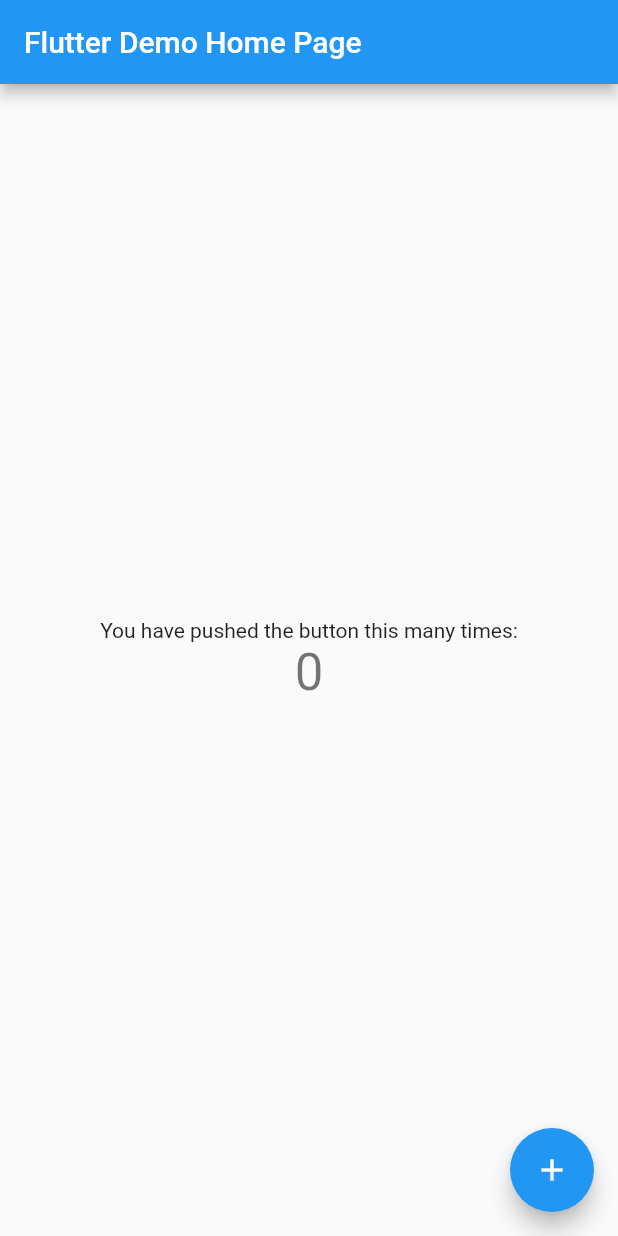
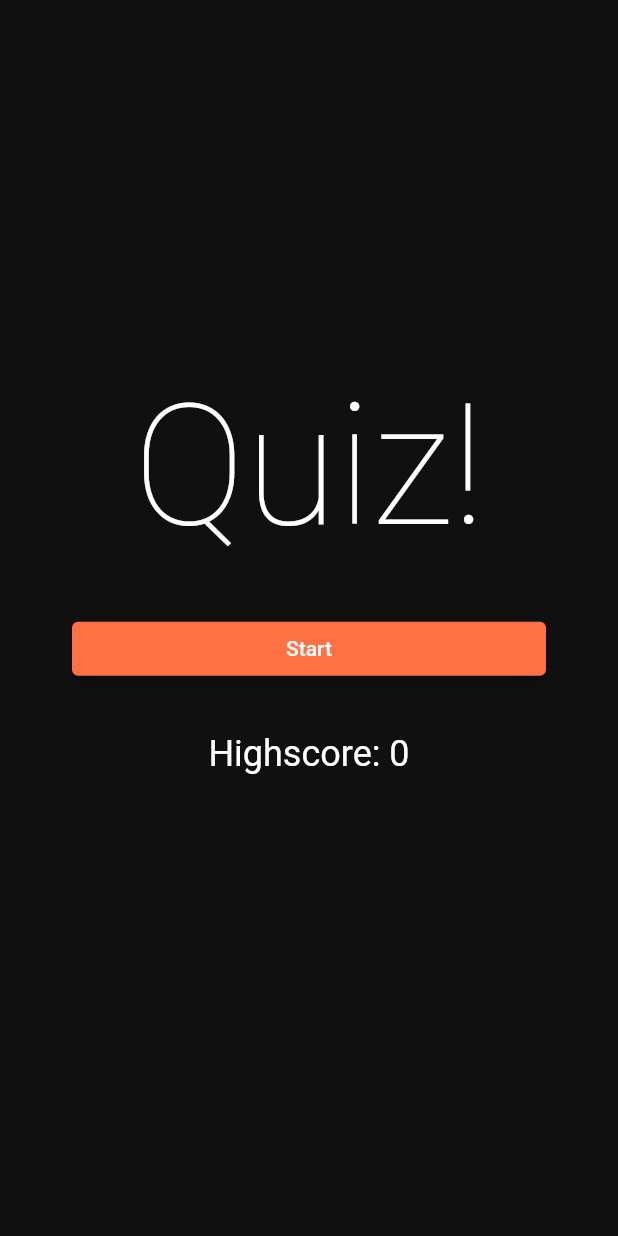
Before and after one commit to Tiagocf2/quiz-app, a Flutter app: the screen it shows after launch, on a phone screen of 412 x 824 dp. Run offline on Flutter 3.47's test engine with Material 2 defaults, Android fonts, the phone set to English and light mode, and no system bars; our stand-ins replace shared_preferences.

Commit message:
Code Improve

```diff
--- a/analysis_options.yaml
+++ /dev/null
@@ -1,29 +0,0 @@
-# This file configures the analyzer, which statically analyzes Dart code to
-# check for errors, warnings, and lints.
-#
-# The issues identified by the analyzer are surfaced in the UI of Dart-enabled
-# IDEs (https://dart.dev/tools#ides-and-editors). The analyzer can also be
-# invoked from the command line by running `flutter analyze`.
-
-# The following line activates a set of recommended lints for Flutter apps,
-# packages, and plugins designed to encourage good coding practices.
-include: package:flutter_lints/flutter.yaml
-
-linter:
-  # The lint rules applied to this project can be customized in the
-  # section below to disable rules from the `package:flutter_lints/flutter.yaml`
-  # included above or to enable additional rules. A list of all available lints
-  # and their documentation is published at
-  # https://dart-lang.github.io/linter/lints/index.html.
-  #
-  # Instead of disabling a lint rule for the entire project in the
-  # section below, it can also be suppressed for a single line of code
-  # or a specific dart file by using the `// ignore: name_of_lint` and
-  # `// ignore_for_file: name_of_lint` syntax on the line or in the file
-  # producing the lint.
-  rules:
-    # avoid_print: false  # Uncomment to disable the `avoid_print` rule
-    # prefer_single_quotes: true  # Uncomment to enable the `prefer_single_quotes` rule
-
-# Additional information about this file can be found at
-# https://dart.dev/guides/language/analysis-options
--- /dev/null
+++ b/assets/data.json
@@ -0,0 +1,6 @@
+[
+  "A Terra é redonda? 🌎 $0",
+  "Judisson bora almoçar? $1",
+  "Você dá a rabeta? $1",
+  "No céu tem pão? $1"
+]
--- a/lib/main.dart
+++ b/lib/main.dart
@@ -1,115 +1,44 @@
 import 'package:flutter/material.dart';
+import 'package:quiz_app/menu.dart';
 
 void main() {
-  runApp(const MyApp());
+  runApp(const App());
 }
 
-class MyApp extends StatelessWidget {
-  const MyApp({super.key});
+class App extends StatelessWidget {
+  const App({super.key});
 
-  // This widget is the root of your application.
   @override
   Widget build(BuildContext context) {
     return MaterialApp(
-      title: 'Flutter Demo',
       theme: ThemeData(
-        // This is the theme of your application.
-        //
-        // Try running your application with "flutter run". You'll see the
-        // application has a blue toolbar. Then, without quitting the app, try
-        // changing the primarySwatch below to Colors.green and then invoke
-        // "hot reload" (press "r" in the console where you ran "flutter run",
-        // or simply save your changes to "hot reload" in a Flutter IDE).
-        // Notice that the counter didn't reset back to zero; the application
-        // is not restarted.
-        primarySwatch: Colors.blue,
+        colorScheme: ColorScheme(
+          brightness: Brightness.dark,
+          primary: Colors.deepOrange.shade400,
+          onPrimary: Colors.white,
+          secondary: Colors.green.shade400,
+          onSecondary: Colors.white,
+          error: Colors.red.shade400,
+          onError: Colors.white,
+          background: Colors.black87,
+          onBackground: Colors.white,
+          surface: Colors.black38,
+          onSurface: Colors.white,
+        ),
+        scaffoldBackgroundColor: const Color(0xFF101010),
+        textTheme: const TextTheme(
+          titleLarge: TextStyle(
+              fontSize: 112, fontWeight: FontWeight.w200, color: Colors.white),
+          bodySmall: TextStyle(fontSize: 16),
+          bodyMedium: TextStyle(fontSize: 24),
+          bodyLarge: TextStyle(fontSize: 32),
+        ),
       ),
-      home: const MyHomePage(title: 'Flutter Demo Home Page'),
+      home: const SafeArea(
+        child: Scaffold(
+          body: Menu(),
+        ),
+      ),
     );
   }
 }
-
-class MyHomePage extends StatefulWidget {
-  const MyHomePage({super.key, required this.title});
-
-  // This widget is the home page of your application. It is stateful, meaning
-  // that it has a State object (defined below) that contains fields that affect
-  // how it looks.
-
-  // This class is the configuration for the state. It holds the values (in this
-  // case the title) provided by the parent (in this case the App widget) and
-  // used by the build method of the State. Fields in a Widget subclass are
-  // always marked "final".
-
-  final String title;
-
-  @override
-  State<MyHomePage> createState() => _MyHomePageState();
-}
-
-class _MyHomePageState extends State<MyHomePage> {
-  int _counter = 0;
-
-  void _incrementCounter() {
-    setState(() {
-      // This call to setState tells the Flutter framework that something has
-      // changed in this State, which causes it to rerun the build method below
-      // so that the display can reflect the updated values. If we changed
-      // _counter without calling setState(), then the build method would not be
-      // called again, and so nothing would appear to happen.
-      _counter++;
-    });
-  }
-
-  @override
-  Widget build(BuildContext context) {
-    // This method is rerun every time setState is called, for instance as done
-    // by the _incrementCounter method above.
-    //
-    // The Flutter framework has been optimized to make rerunning build methods
-    // fast, so that you can just rebuild anything that needs updating rather
-    // than having to individually change instances of widgets.
-    return Scaffold(
-      appBar: AppBar(
-        // Here we take the value from the MyHomePage object that was created by
-        // the App.build method, and use it to set our appbar title.
-        title: Text(widget.title),
-      ),
-      body: Center(
-        // Center is a layout widget. It takes a single child and positions it
-        // in the middle of the parent.
-        child: Column(
-          // Column is also a layout widget. It takes a list of children and
-          // arranges them vertically. By default, it sizes itself to fit its
-          // children horizontally, and tries to be as tall as its parent.
-          //
-          // Invoke "debug painting" (press "p" in the console, choose the
-          // "Toggle Debug Paint" action from the Flutter Inspector in Android
-          // Studio, or the "Toggle Debug Paint" command in Visual Studio Code)
-          // to see the wireframe for each widget.
-          //
-          // Column has various properties to control how it sizes itself and
-          // how it positions its children. Here we use mainAxisAlignment to
-          // center the children vertically; the main axis here is the vertical
-          // axis because Columns are vertical (the cross axis would be
-          // horizontal).
-          mainAxisAlignment: MainAxisAlignment.center,
-          children: <Widget>[
-            const Text(
-              'You have pushed the button this many times:',
-            ),
-            Text(
-              '$_counter',
-              style: Theme.of(context).textTheme.headline4,
-            ),
-          ],
-        ),
-      ),
-      floatingActionButton: FloatingActionButton(
-        onPressed: _incrementCounter,
-        tooltip: 'Increment',
-        child: const Icon(Icons.add),
-      ), // This trailing comma makes auto-formatting nicer for build methods.
-    );
-  }
-}
--- /dev/null
+++ b/lib/menu.dart
@@ -0,0 +1,70 @@
+import 'package:flutter/material.dart';
+import 'package:quiz_app/quizPage.dart';
+import 'package:shared_preferences/shared_preferences.dart';
+
+class Menu extends StatefulWidget {
+  const Menu({super.key});
+
+  @override
+  State<Menu> createState() => _MenuState();
+}
+
+class _MenuState extends State<Menu> {
+  bool loading = true;
+  int highscore = 0;
+
+  @override
+  initState() {
+    super.initState();
+    fetchData().then(
+      (value) => {setState(() => loading = false)},
+    );
+  }
+
+  Future<void> fetchData() async {
+    final prefs = await SharedPreferences.getInstance();
+    dynamic highscore = prefs.getInt('highscore');
+    if (highscore == null) return;
+    setState(() => this.highscore = highscore);
+  }
+
+  void handleStart() {
+    Navigator.push(
+        context,
+        MaterialPageRoute(
+          builder: (context) => QuizPage(),
+        ));
+  }
+
+  @override
+  Widget build(BuildContext context) {
+    return Scaffold(
+      body: Container(
+        padding: const EdgeInsets.all(48),
+        margin: const EdgeInsets.only(bottom: 62),
+        child: Column(
+          crossAxisAlignment: CrossAxisAlignment.stretch,
+          mainAxisAlignment: MainAxisAlignment.center,
+          children: [
+            Text(
+              "Quiz!",
+              style: Theme.of(context).textTheme.titleLarge,
+              textAlign: TextAlign.center,
+            ),
+            const SizedBox(height: 32),
+            ElevatedButton(
+              onPressed: handleStart,
+              child: const Text('Start'),
+            ),
+            const SizedBox(height: 32),
+            Text(
+              'Highscore: $highscore',
+              style: Theme.of(context).textTheme.bodyMedium,
+              textAlign: TextAlign.center,
+            ),
+          ],
+        ),
+      ),
+    );
+  }
+}
--- /dev/null
+++ b/lib/models/question.dart
@@ -0,0 +1,13 @@
+class Question {
+  String text;
+  bool solution;
+  bool? awnser;
+  Question(this.text, this.solution);
+
+  get valid => awnser != null && (awnser! == solution);
+
+  @override
+  String toString() {
+    return '{Q: $text. A: $solution}';
+  }
+}
```
Also changed, not shown: lib/models/quiz.dart (added, +78 -0 lines), lib/quizPage.dart (added, +141 -0 lines), lib/result.dart (added, +102 -0 lines), pubspec.yaml (+5 -69 lines), pubspec.lock, 62 other files.
